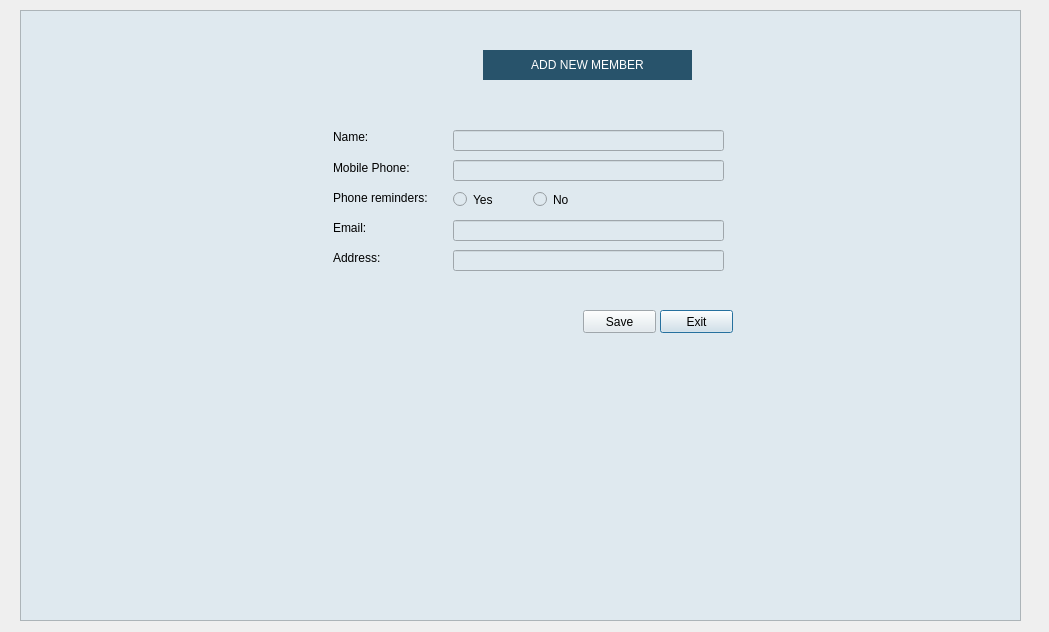
Above: theLIBRARY/addmember.ui from 270122090/the_Library before the change. Below: the same form after it.
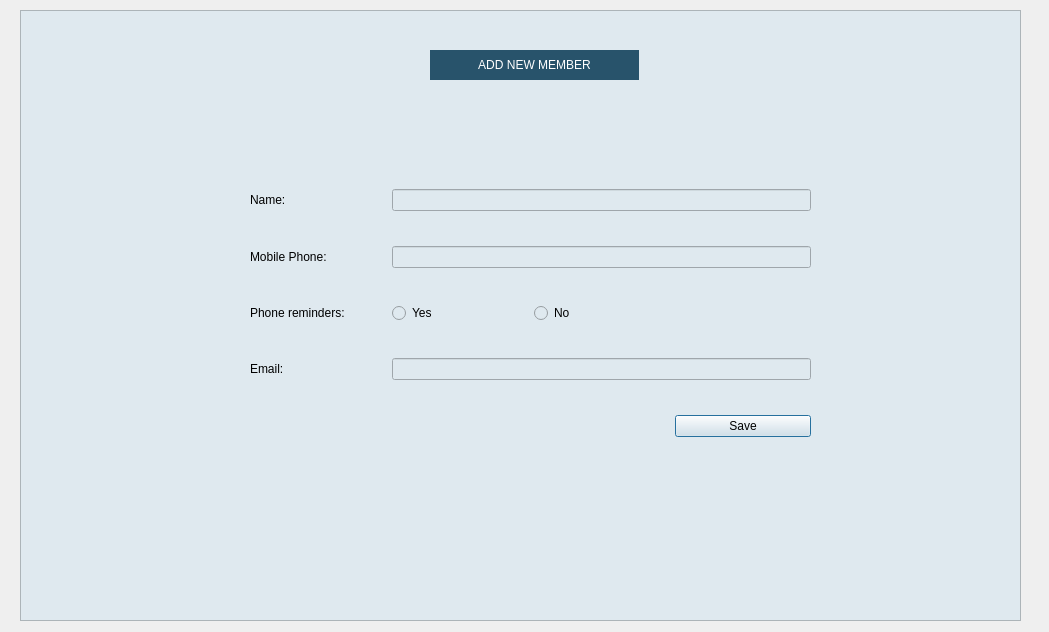
That is the form after the change.

What changed in the file:
```diff
--- a/theLIBRARY/addmember.ui
+++ b/theLIBRARY/addmember.ui
@@ -31,194 +31,10 @@
    <property name="frameShadow">
     <enum>QFrame::Plain</enum>
    </property>
-   <widget class="QPushButton" name="btnExitAddMember">
-    <property name="geometry">
-     <rect>
-      <x>640</x>
-      <y>300</y>
-      <width>73</width>
-      <height>23</height>
-     </rect>
-    </property>
-    <property name="styleSheet">
-     <string notr="true">color: rgb(0, 0, 0);</string>
-    </property>
-    <property name="text">
-     <string>Exit</string>
-    </property>
-   </widget>
-   <widget class="QLabel" name="memberName_label">
-    <property name="geometry">
-     <rect>
-      <x>313</x>
-      <y>120</y>
-      <width>47</width>
-      <height>14</height>
-     </rect>
-    </property>
-    <property name="styleSheet">
-     <string notr="true">color: rgb(0, 0, 0);</string>
-    </property>
-    <property name="text">
-     <string>Name:</string>
-    </property>
-   </widget>
-   <widget class="QLineEdit" name="txtMemberName">
-    <property name="geometry">
-     <rect>
-      <x>433</x>
-      <y>120</y>
-      <width>271</width>
-      <height>21</height>
-     </rect>
-    </property>
-   </widget>
-   <widget class="QRadioButton" name="radioButtonNO_2">
-    <property name="geometry">
-     <rect>
-      <x>513</x>
-      <y>180</y>
-      <width>51</width>
-      <height>19</height>
-     </rect>
-    </property>
-    <property name="styleSheet">
-     <string notr="true">color: rgb(0, 0, 0);</string>
-    </property>
-    <property name="text">
-     <string>No</string>
-    </property>
-   </widget>
-   <widget class="QLabel" name="Addresstxt">
-    <property name="geometry">
-     <rect>
-      <x>313</x>
-      <y>240</y>
-      <width>61</width>
-      <height>16</height>
-     </rect>
-    </property>
-    <property name="styleSheet">
-     <string notr="true">color: rgb(0, 0, 0);</string>
-    </property>
-    <property name="text">
-     <string>Address:</string>
-    </property>
-   </widget>
-   <widget class="QRadioButton" name="radioButtonYES_2">
-    <property name="geometry">
-     <rect>
-      <x>433</x>
-      <y>180</y>
-      <width>51</width>
-      <height>19</height>
-     </rect>
-    </property>
-    <property name="styleSheet">
-     <string notr="true">color: rgb(0, 0, 0);</string>
-    </property>
-    <property name="text">
-     <string>Yes</string>
-    </property>
-   </widget>
-   <widget class="QLabel" name="emailtxt">
-    <property name="geometry">
-     <rect>
-      <x>313</x>
-      <y>210</y>
-      <width>47</width>
-      <height>16</height>
-     </rect>
-    </property>
-    <property name="styleSheet">
-     <string notr="true">color: rgb(0, 0, 0);</string>
-    </property>
-    <property name="text">
-     <string>Email:</string>
-    </property>
-   </widget>
-   <widget class="QLabel" name="phoneNumber_label">
-    <property name="geometry">
-     <rect>
-      <x>313</x>
-      <y>180</y>
-      <width>111</width>
-      <height>16</height>
-     </rect>
-    </property>
-    <property name="styleSheet">
-     <string notr="true">color: rgb(0, 0, 0);</string>
-    </property>
-    <property name="text">
-     <string>Phone reminders:</string>
-    </property>
-   </widget>
-   <widget class="QLabel" name="phone_label">
-    <property name="geometry">
-     <rect>
-      <x>313</x>
-      <y>150</y>
-      <width>91</width>
-      <height>16</height>
-     </rect>
-    </property>
-    <property name="styleSheet">
-     <string notr="true">color: rgb(0, 0, 0);</string>
-    </property>
-    <property name="text">
-     <string>Mobile Phone:</string>
-    </property>
-   </widget>
-   <widget class="QPushButton" name="btnSaveMember">
-    <property name="geometry">
-     <rect>
-      <x>563</x>
-      <y>300</y>
-      <width>73</width>
-      <height>23</height>
-     </rect>
-    </property>
-    <property name="styleSheet">
-     <string notr="true">color: rgb(0, 0, 0);</string>
-    </property>
-    <property name="text">
-     <string>Save</string>
-    </property>
-   </widget>
-   <widget class="QLineEdit" name="txtMemberAddress">
-    <property name="geometry">
-     <rect>
-      <x>433</x>
-      <y>240</y>
-      <width>271</width>
-      <height>21</height>
-     </rect>
-    </property>
-   </widget>
-   <widget class="QLineEdit" name="txtMemberPhone">
-    <property name="geometry">
-     <rect>
-      <x>433</x>
-      <y>150</y>
-      <width>271</width>
-      <height>21</height>
-     </rect>
-    </property>
-   </widget>
-   <widget class="QLineEdit" name="txtMemberEmail">
-    <property name="geometry">
-     <rect>
-      <x>433</x>
-      <y>210</y>
-      <width>271</width>
-      <height>21</height>
-     </rect>
-    </property>
-   </widget>
    <widget class="QLabel" name="LibraryTitle_4">
     <property name="geometry">
      <rect>
-      <x>463</x>
+      <x>410</x>
       <y>40</y>
       <width>209</width>
       <height>30</height>
@@ -242,6 +58,97 @@
      <set>Qt::AlignCenter</set>
     </property>
    </widget>
+   <widget class="QWidget" name="">
+    <property name="geometry">
+     <rect>
+      <x>230</x>
+      <y>150</y>
+      <width>561</width>
+      <height>311</height>
+     </rect>
+    </property>
+    <layout class="QGridLayout" name="gridLayout">
+     <item row="2" column="0">
+      <widget class="QLabel" name="phoneNumber_label">
+       <property name="styleSheet">
+        <string notr="true">color: rgb(0, 0, 0);</string>
+       </property>
+       <property name="text">
+        <string>Phone reminders:</string>
+       </property>
+      </widget>
+     </item>
+     <item row="3" column="0">
+      <widget class="QLabel" name="emailtxt">
+       <property name="styleSheet">
+        <string notr="true">color: rgb(0, 0, 0);</string>
+       </property>
+       <property name="text">
+        <string>Email:</string>
+       </property>
+      </widget>
+     </item>
+     <item row="1" column="0">
+      <widget class="QLabel" name="phone_label">
+       <property name="styleSheet">
+        <string notr="true">color: rgb(0, 0, 0);</string>
+       </property>
+       <property name="text">
+        <string>Mobile Phone:</string>
+       </property>
+      </widget>
+     </item>
+     <item row="0" column="1" colspan="3">
+      <widget class="QLineEdit" name="txtMemberName"/>
+     </item>
+     <item row="2" column="2">
+      <widget class="QRadioButton" name="radioButtonNO_2">
+       <property name="styleSheet">
+        <string notr="true">color: rgb(0, 0, 0);</string>
+       </property>
+       <property name="text">
+        <string>No</string>
+       </property>
+      </widget>
+     </item>
+     <item row="1" column="1" colspan="3">
+      <widget class="QLineEdit" name="txtMemberPhone"/>
+     </item>
+     <item row="3" column="1" colspan="3">
+      <widget class="QLineEdit" name="txtMemberEmail"/>
+     </item>
+     <item row="0" column="0">
+      <widget class="QLabel" name="memberName_label">
+       <property name="styleSheet">
+        <string notr="true">color: rgb(0, 0, 0);</string>
+       </property>
+       <property name="text">
+        <string>Name:</string>
+       </property>
+      </widget>
+     </item>
+     <item row="2" column="1">
+      <widget class="QRadioButton" name="radioButtonYES_2">
+       <property name="styleSheet">
+        <string notr="true">color: rgb(0, 0, 0);</string>
+       </property>
+       <property name="text">
+        <string>Yes</string>
+       </property>
+      </widget>
+     </item>
+     <item row="4" column="3">
+      <widget class="QPushButton" name="btnSaveMember">
+       <property name="styleSheet">
+        <string notr="true">color: rgb(0, 0, 0);</string>
+       </property>
+       <property name="text">
+        <string>Save</string>
+       </property>
+      </widget>
+     </item>
+    </layout>
+   </widget>
   </widget>
  </widget>
  <resources/>
```
